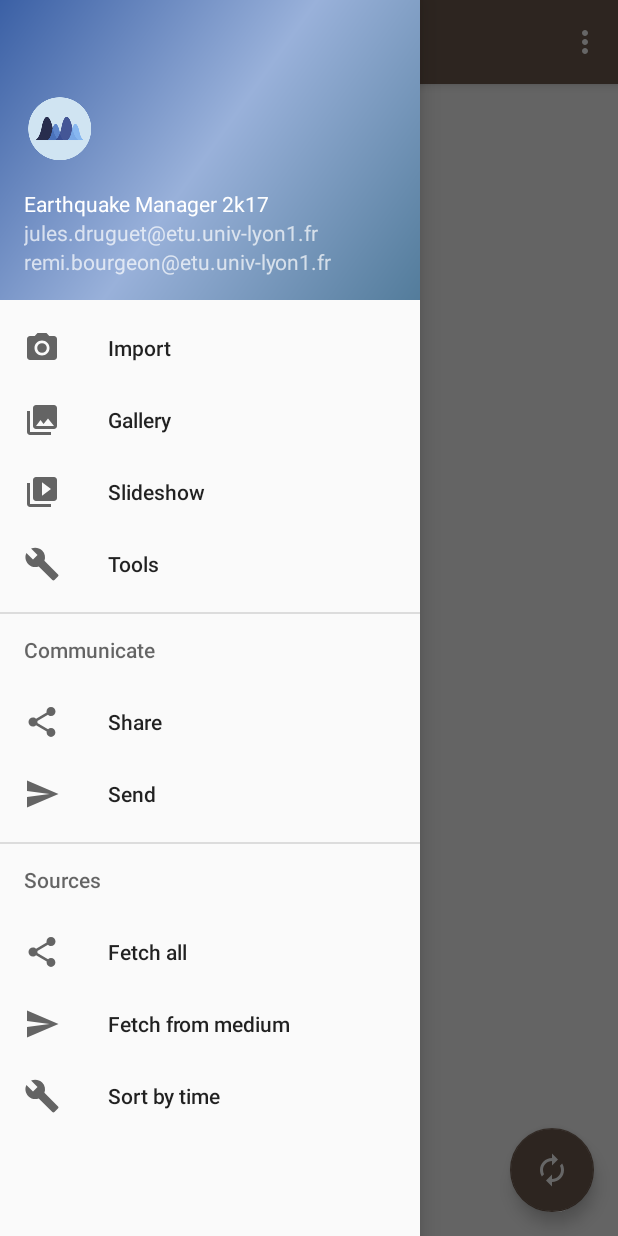
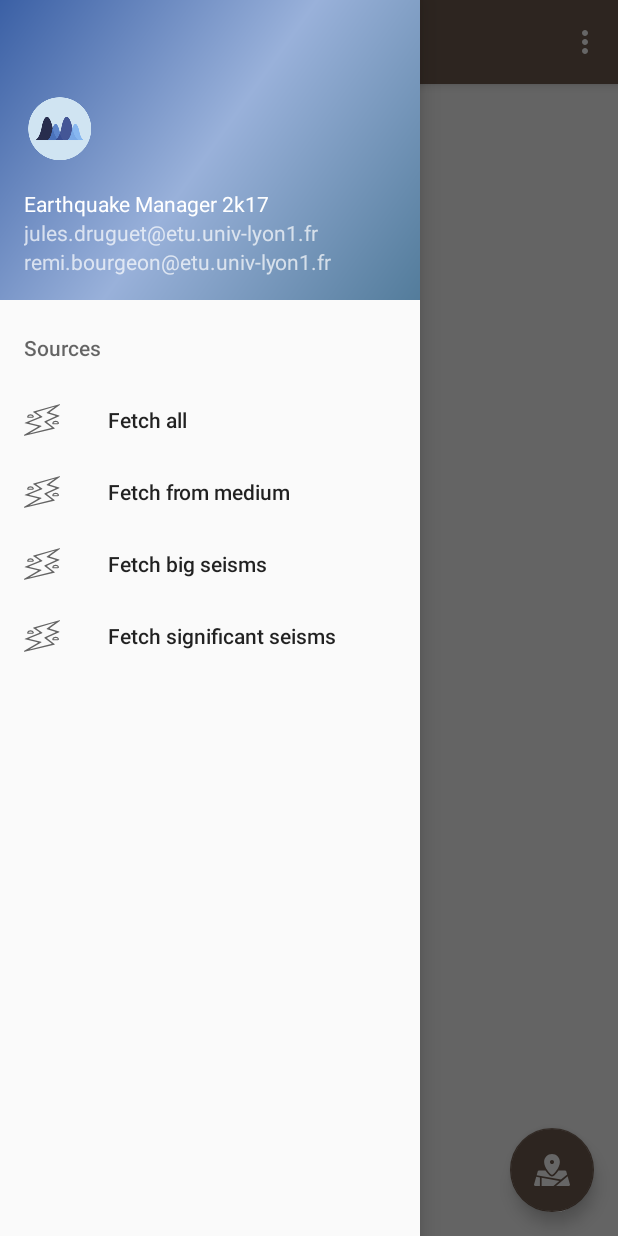
Before and after one commit to remicmacs/Seismic, an Android app: the screen it shows after launch (MainActivity), with the side drawer open, on a phone screen of 412 x 824 dp. Run offline under Robolectric (Android 15) with nearby library versions, the phone set to English and light mode, and no system bars.

Commit message:
Boutons ok pour sources

```diff
--- a/app/src/main/java/us/julesandremi/seismic/JsonParser.java
+++ b/app/src/main/java/us/julesandremi/seismic/JsonParser.java
@@ -85,7 +85,6 @@ public class JsonParser  {
             throw new JSONException("Erreur de parsing");
         } finally {
             try {
-
                 this.reader.close();
             } catch (Exception err){
                 Log.d("Erreur", "parsing JSON error : closing point : " + Arrays.toString(err.getStackTrace()));
@@ -148,7 +147,12 @@ public class JsonParser  {
                         String internalPropertiesName = reader.nextName();
                         switch (internalPropertiesName){
                             case "mag" :
-                                mag = (float) reader.nextDouble();
+                                try {
+                                    mag = (float) reader.nextDouble();
+                                } catch (IllegalStateException err){
+                                    mag = 0.f;
+                                    reader.skipValue();
+                                }
                                 break;
                             case "place" :
                                 place = reader.nextString();
--- a/app/src/main/java/us/julesandremi/seismic/MainActivity.java
+++ b/app/src/main/java/us/julesandremi/seismic/MainActivity.java
@@ -149,19 +149,7 @@ public class MainActivity extends AppCompatActivity
         // Handle navigation view item clicks here.
         int id = item.getItemId();
 
-        if (id == R.id.nav_camera) {
-            // Handle the camera action
-        } else if (id == R.id.nav_gallery) {
-
-        } else if (id == R.id.nav_slideshow) {
-
-        } else if (id == R.id.nav_manage) {
-
-        } else if (id == R.id.nav_share) {
-
-        } else if (id == R.id.nav_send) {
-
-        } else if (id == R.id.source_all) {
+        if (id == R.id.source_all) {
             this.defaultAddress = "https://earthquake.usgs.gov/earthquakes/feed/v1.0/summary/all_week.geojson";
             // Changer les titres intitulés ou symboles pour la lisibilité de la source utilisée
             this.asyncJson();
@@ -170,6 +158,13 @@ public class MainActivity extends AppCompatActivity
             this.defaultAddress = "https://earthquake.usgs.gov/earthquakes/feed/v1.0/summary/2.5_week.geojson";
             // Changer les titres intitulés ou symboles pour la lisibilité de la source utilisée
             this.asyncJson();
+        } else if (id == R.id.source_big) {
+            this.defaultAddress = "https://earthquake.usgs.gov/earthquakes/feed/v1.0/summary/4.5_week.geojson";
+            this.asyncJson();
+        } else if (id == R.id.source_significant){
+            this.defaultAddress = "https://earthquake.usgs.gov/earthquakes/feed/v1.0/summary/significant_week.geojson";
+            this.asyncJson();
+
         }
 
         DrawerLayout drawer = (DrawerLayout) findViewById(R.id.drawer_layout);
--- a/app/src/main/java/us/julesandremi/seismic/SeismAsyncTask.java
+++ b/app/src/main/java/us/julesandremi/seismic/SeismAsyncTask.java
@@ -79,7 +79,7 @@ public class SeismAsyncTask extends AsyncTask<Object, Void, SeismsStream>  {
             seismAdapter.notifyDataSetChanged();
             swipeRefreshLayoutFromMain.setRefreshing(false);
         } catch (Exception err){
-            Log.d("Erreur", Arrays.toString(err.getStackTrace()));
+            Log.d("Erreur on Post", Arrays.toString(err.getStackTrace()));
         }
     }
 }
--- /dev/null
+++ b/app/src/main/res/drawable/ic_cracked_ground.xml
@@ -0,0 +1,6 @@
+<vector android:height="24dp" android:viewportHeight="380.258"
+    android:viewportWidth="380.258" android:width="24dp" xmlns:android="http://schemas.android.com/apk/res/android">
+    <path android:fillColor="#FF000000" android:pathData="M374.7,24.4l-274.2,76.8c-5.3,1.6 -5.8,5.3 -1.2,8.3l60.2,39.3c4.6,3 4.2,7.2 -0.9,9.2L10.3,217.9c-5.1,2.1 -4.9,4.8 0.4,6.1l131.1,32.1c5.3,1.3 5.8,4.7 1.1,7.4L2.4,345.4c-4.7,2.8 -1.8,11.8 3.5,10.5l314.8,-73.6c5.3,-1.3 6.1,-5.1 1.8,-8.5l-75.3,-57.5c-4.4,-3.3 -3.9,-7.9 1.2,-10.2l123.1,-55.9c5,-2.3 4.8,-5.5 -0.4,-7.1l-94.5,-29.5c-5.3,-1.6 -5.9,-5.6 -1.4,-8.7l102.8,-73.1C382.4,28.8 380,22.9 374.7,24.4zM321.3,54.1l-79.7,56.2c-4.5,3.2 -3.9,7.1 1.4,8.7l86,26.8c5.3,1.6 5.4,4.8 0.4,7.1L219.3,203c-5,2.3 -5.5,6.9 -1.2,10.2l70.3,53.7c4.4,3.3 3.6,7.1 -1.8,8.5L65.2,329.9c-5.3,1.3 -5.8,0.1 -1.1,-2.7l118.1,-69.5c4.7,-2.8 4.2,-6.1 -1.1,-7.4l-121.7,-29.8c-5.3,-1.3 -5.5,-4.1 -0.4,-6.1l131.8,-53.2c5.1,-2.1 5.5,-6.2 0.9,-9.2l-57.2,-37.4c-4.6,-3 -4.1,-6.8 1.2,-8.3l184.1,-55.1C325.1,49.6 325.8,50.9 321.3,54.1z"/>
+    <path android:fillColor="#FF000000" android:pathData="M334.4,198.3c-17.3,0 -31.1,9.1 -34.9,23.2c-0.5,1.7 -1.7,6 1.2,9.8c2,2.7 5.3,4 9.7,4h46c6.3,0 9.6,-2.6 11.1,-4.9c2.1,-2.9 2.6,-6.9 1.3,-10.6C364.3,206.6 351.1,198.3 334.4,198.3zM355.6,223.3h-41.6c-2.5,0 -1.9,-1.5 -1.5,-2.2c3.7,-6.7 11.8,-10.8 21.9,-10.8c10.4,0 18.6,4.2 22.1,11.2C356.8,222.1 357.3,223.3 355.6,223.3z"/>
+    <path android:fillColor="#FF000000" android:pathData="M44.9,167.1h46c6.3,0 9.6,-2.6 11.1,-4.9c2.1,-2.9 2.6,-6.9 1.3,-10.6c-4.5,-13.3 -17.7,-21.6 -34.4,-21.6c-17.3,0 -31.1,9.1 -34.9,23.2c-0.5,1.7 -1.7,6 1.2,9.8C37.2,165.7 40.5,167.1 44.9,167.1zM47.3,152.3c3.8,-6.3 11.8,-10.2 21.6,-10.2c9.8,0 17.7,3.8 21.5,10.1c0.5,0.9 1.6,2.9 -0.8,2.9H48.5C46,155.1 46.8,153.2 47.3,152.3z"/>
+</vector>
--- /dev/null
+++ b/app/src/main/res/drawable/ic_location_on_map.xml
@@ -0,0 +1,8 @@
+<vector android:height="24dp" android:viewportHeight="296.999"
+    android:viewportWidth="296.999" android:width="24dp" xmlns:android="http://schemas.android.com/apk/res/android">
+    <path android:fillColor="#FFFFFF" android:pathData="M141.91,185.8c1.88,1.66 4.23,2.49 6.59,2.49c2.35,0 4.7,-0.83 6.59,-2.49c2.38,-2.1 58.39,-52.02 58.39,-103.79c0,-35.84 -29.15,-65 -64.98,-65c-35.83,0 -64.98,29.16 -64.98,65C83.52,133.78 139.53,183.7 141.91,185.8zM148.5,65.03c9.3,0 16.84,7.6 16.84,16.98c0,9.38 -7.54,16.98 -16.84,16.98c-9.31,0 -16.85,-7.6 -16.85,-16.98C131.65,72.63 139.2,65.03 148.5,65.03z"/>
+    <path android:fillColor="#FFFFFF" android:pathData="M273.36,185.77l-7.53,-26.38c-1.22,-4.28 -5.13,-7.23 -9.58,-7.23h-53.72c-1.94,2.89 -3.99,5.78 -6.16,8.7c-15.06,20.23 -30.36,33.91 -32.06,35.41c-4.37,3.85 -9.98,5.97 -15.81,5.97c-5.82,0 -11.43,-2.12 -15.81,-5.97c-1.7,-1.49 -17,-15.18 -32.06,-35.41c-2.17,-2.91 -4.22,-5.81 -6.16,-8.7h-53.72c-4.45,0 -8.36,2.95 -9.58,7.23l-8.97,31.44l200.53,36.73L273.36,185.77z"/>
+    <path android:fillColor="#FFFFFF" android:pathData="M296.62,267.29l-19.23,-67.4l-95.41,80.1h105.06c3.13,0 6.07,-1.47 7.95,-3.96C296.87,273.53 297.47,270.3 296.62,267.29z"/>
+    <path android:fillColor="#FFFFFF" android:pathData="M48.79,209.89l-30.44,-5.58L0.38,267.29c-0.86,3.01 -0.26,6.24 1.63,8.74c1.88,2.5 4.83,3.96 7.95,3.96h38.83V209.89z"/>
+    <path android:fillColor="#FFFFFF" android:pathData="M62.75,212.45l0,67.55l97.53,0l48.58,-40.79z"/>
+</vector>
--- a/app/src/main/res/layout/app_bar_main.xml
+++ b/app/src/main/res/layout/app_bar_main.xml
@@ -23,6 +23,6 @@
         android:layout_gravity="bottom|end"
         android:layout_margin="@dimen/fab_margin"
         app:backgroundTint="@color/colorPrimary"
-        app:srcCompat="@drawable/ic_renew" />
+        app:srcCompat="@drawable/ic_location_on_map" />
 
 </android.support.design.widget.CoordinatorLayout>
--- a/app/src/main/res/menu/activity_main_drawer.xml
+++ b/app/src/main/res/menu/activity_main_drawer.xml
@@ -1,33 +1,15 @@
 <?xml version="1.0" encoding="utf-8"?>
 <menu xmlns:android="http://schemas.android.com/apk/res/android">
-
-    <group android:checkableBehavior="single">
-        <item android:id="@+id/nav_camera" android:icon="@drawable/ic_menu_camera"
-            android:title="Import" />
-        <item android:id="@+id/nav_gallery" android:icon="@drawable/ic_menu_gallery"
-            android:title="Gallery" />
-        <item android:id="@+id/nav_slideshow" android:icon="@drawable/ic_menu_slideshow"
-            android:title="Slideshow" />
-        <item android:id="@+id/nav_manage" android:icon="@drawable/ic_menu_manage"
-            android:title="Tools" />
-    </group>
-
-    <item android:title="Communicate">
-        <menu>
-            <item android:id="@+id/nav_share" android:icon="@drawable/ic_menu_share"
-                android:title="Share" />
-            <item android:id="@+id/nav_send" android:icon="@drawable/ic_menu_send"
-                android:title="Send" />
-        </menu>
-    </item>
     <item android:title="Sources">
         <menu>
-            <item android:id="@+id/source_all" android:icon="@drawable/ic_menu_share"
+            <item android:id="@+id/source_all" android:icon="@drawable/ic_cracked_ground"
                 android:title="Fetch all" />
-            <item android:id="@+id/source_medium" android:icon="@drawable/ic_menu_send"
+            <item android:id="@+id/source_medium" android:icon="@drawable/ic_cracked_ground"
                 android:title="Fetch from medium" />
-            <item android:id="@+id/sort_time" android:icon="@drawable/ic_menu_manage"
-                android:title="Sort by time" />
+            <item android:id="@+id/source_big" android:icon="@drawable/ic_cracked_ground"
+                android:title="Fetch big seisms" />
+            <item android:id="@+id/source_significant" android:icon="@drawable/ic_cracked_ground"
+                android:title="Fetch significant seisms" />
         </menu>
     </item>
 
```
Also changed, not shown: app/src/main/res/drawable-mdpi/ic_cracked_ground_mediul.png (added), app/src/main/res/drawable-mdpi/ic_cracked_ground_significant.png (added), app/src/main/res/drawable-xxhdpi/ic_cracked_ground_mediul.png (added), app/src/main/res/drawable-xxhdpi/ic_cracked_ground_significant.png (added).
